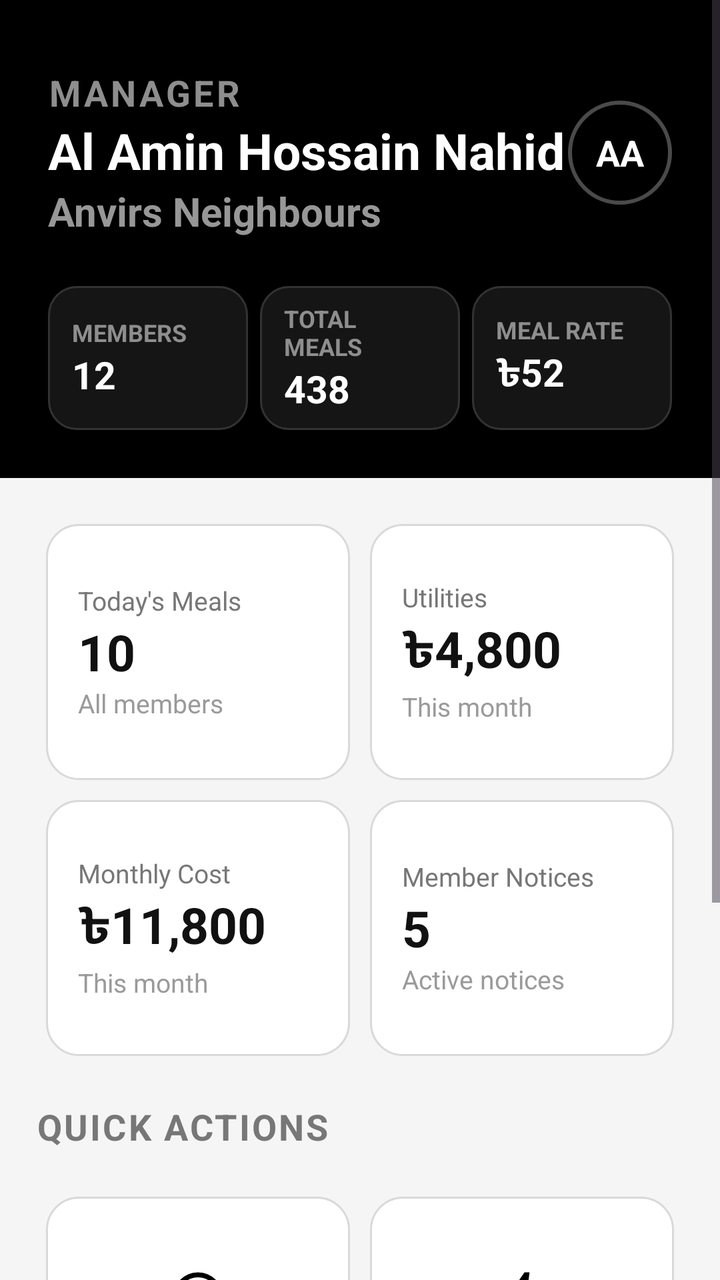
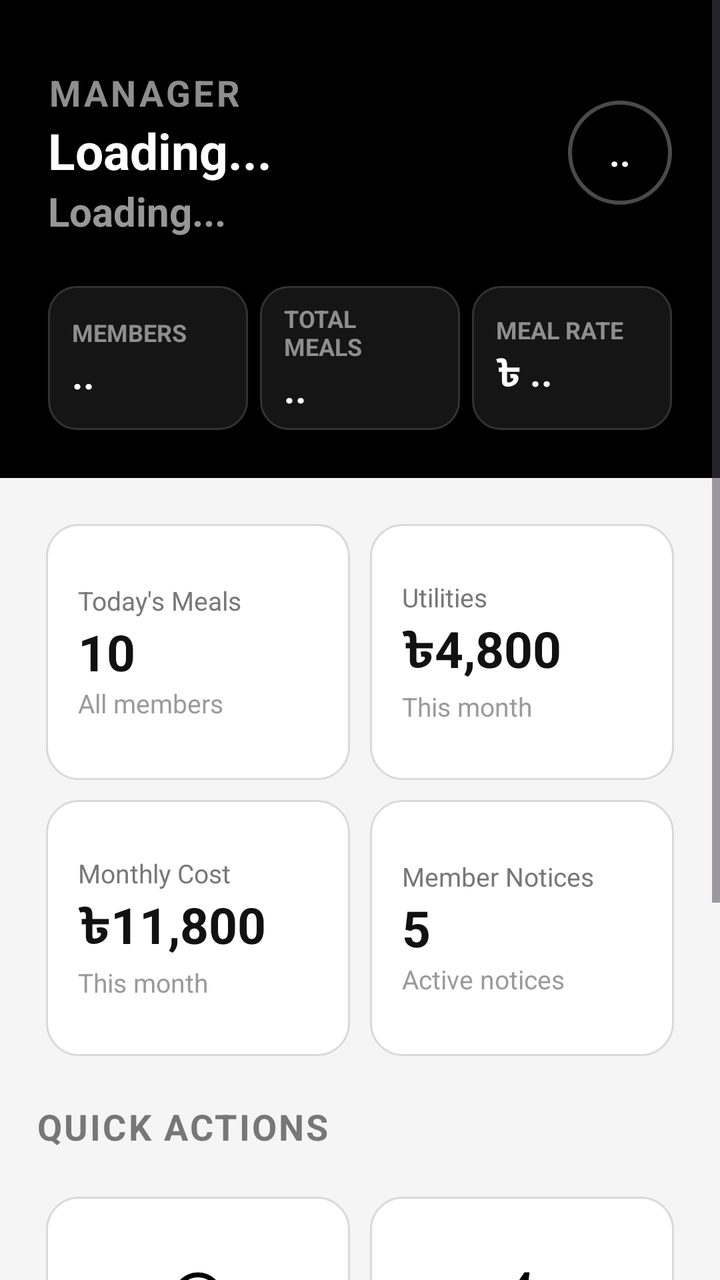

An Android layout rendered at two revisions. The XML below is the earlier revision; the diff shows what the commit changed to produce the second picture.
<!-- AndroidManifest.xml: application theme Theme.MessMaster -->
<!-- res/layout/fragment_manager_home.xml -->
<?xml version="1.0" encoding="utf-8"?>
<ScrollView xmlns:android="http://schemas.android.com/apk/res/android"
    xmlns:tools="http://schemas.android.com/tools"
    android:layout_width="match_parent"
    android:layout_height="match_parent"
    android:background="#F5F5F5"
    android:fillViewport="true"
    android:fitsSystemWindows="true"
    tools:context=".managerdashboard.FragmentHome">

    <LinearLayout
        android:layout_width="match_parent"
        android:layout_height="wrap_content"
        android:orientation="vertical"
        android:paddingBottom="20dp">

        <LinearLayout
            android:layout_width="match_parent"
            android:layout_height="wrap_content"
            android:background="@color/black"
            android:orientation="vertical"
            android:paddingLeft="24dp"
            android:paddingRight="24dp"
            android:paddingTop="34dp"
            android:paddingBottom="24dp">

            <LinearLayout
                android:layout_width="match_parent"
                android:layout_height="wrap_content"
                android:orientation="horizontal"
                android:gravity="center_vertical">

                <LinearLayout
                    android:layout_width="0dp"
                    android:layout_height="wrap_content"
                    android:layout_weight="1"
                    android:orientation="vertical">

                    <TextView
                        android:layout_width="wrap_content"
                        android:layout_height="wrap_content"
                        android:text="MANAGER"
                        android:textColor="#8E8E8E"
                        android:textSize="18sp"
                        android:textStyle="bold"
                        android:letterSpacing="0.08" />

                    <TextView
                        android:layout_width="wrap_content"
                        android:layout_height="wrap_content"
                        android:text="Al Amin Hossain Nahid"
                        android:textColor="@color/white"
                        android:textSize="25sp"
                        android:textStyle="bold" />

                    <TextView
                        android:layout_width="wrap_content"
                        android:layout_height="wrap_content"
                        android:text="Anvirs Neighbours"
                        android:textColor="#979797"
                        android:textSize="20sp"
                        android:textStyle="bold" />

                </LinearLayout>

                <TextView
                    android:id="@+id/tvAvatar"
                    android:layout_width="52dp"
                    android:layout_height="52dp"
                    android:background="@drawable/bg_avatar_circle"
                    android:gravity="center"
                    android:text="AA"
                    android:textColor="#FFFFFF"
                    android:textSize="18sp"
                    android:textStyle="bold" />

            </LinearLayout>

            <LinearLayout
                android:layout_width="match_parent"
                android:layout_height="wrap_content"
                android:layout_marginTop="24dp"
                android:orientation="horizontal">

                <LinearLayout
                    android:layout_width="0dp"
                    android:layout_weight="1"
                    android:layout_height="72dp"
                    android:background="@drawable/bg_dark_card"
                    android:orientation="vertical"
                    android:gravity="center_vertical"
                    android:paddingStart="12dp"
                    android:paddingEnd="12dp"
                    android:layout_marginEnd="6dp">

                    <TextView
                        android:layout_width="wrap_content"
                        android:layout_height="wrap_content"
                        android:text="MEMBERS"
                        android:textColor="#8E8E8E"
                        android:textSize="12sp"
                        android:textStyle="bold"/>

                    <TextView
                        android:layout_width="wrap_content"
                        android:layout_height="wrap_content"
                        android:text="12"
                        android:textColor="@color/white"
                        android:textSize="19sp"
                        android:textStyle="bold"/>
                </LinearLayout>

                <LinearLayout
                    android:layout_width="0dp"
                    android:layout_weight="1"
                    android:layout_height="72dp"
                    android:background="@drawable/bg_dark_card"
                    android:orientation="vertical"
                    android:gravity="center_vertical"
                    android:paddingStart="12dp"
                    android:paddingEnd="12dp"
                    android:layout_marginEnd="6dp">

                    <TextView
                        android:layout_width="wrap_content"
                        android:layout_height="wrap_content"
                        android:text="TOTAL MEALS"
                        android:textColor="#8E8E8E"
                        android:textSize="12sp"
                        android:textStyle="bold"/>

                    <TextView
                        android:layout_width="wrap_content"
                        android:layout_height="wrap_content"
                        android:text="438"
                        android:textColor="@color/white"
                        android:textSize="19sp"
                        android:textStyle="bold"/>
                </LinearLayout>

                <LinearLayout
                    android:layout_width="0dp"
                    android:layout_weight="1"
                    android:layout_height="72dp"
                    android:background="@drawable/bg_dark_card"
                    android:orientation="vertical"
                    android:gravity="center_vertical"
                    android:paddingStart="12dp"
                    android:paddingEnd="12dp">

                    <TextView
                        android:layout_width="wrap_content"
                        android:layout_height="wrap_content"
                        android:text="MEAL RATE"
                        android:textColor="#8E8E8E"
                        android:textSize="12sp"
                        android:textStyle="bold"/>

                    <TextView
                        android:layout_width="wrap_content"
                        android:layout_height="wrap_content"
                        android:text="৳52"
                        android:textColor="@color/white"
                        android:textSize="19sp"
                        android:textStyle="bold"/>
                </LinearLayout>

            </LinearLayout>

        </LinearLayout>

        <GridLayout
            android:layout_width="match_parent"
            android:layout_height="wrap_content"
            android:columnCount="2"
            android:padding="18dp"
            android:rowCount="2">

            <LinearLayout
                android:layout_width="0dp"
                android:layout_height="128dp"
                android:layout_columnWeight="1"
                android:layout_margin="5dp"
                android:background="@drawable/bg_white_card"
                android:gravity="center_vertical"
                android:padding="16dp"
                android:orientation="vertical">

                <TextView
                    android:layout_width="wrap_content"
                    android:layout_height="wrap_content"
                    android:text="Today's Meals"
                    android:textColor="#777777"
                    android:textSize="13sp"/>

                <TextView
                    android:layout_width="wrap_content"
                    android:layout_height="wrap_content"
                    android:text="10"
                    android:textColor="#111111"
                    android:textSize="25sp"
                    android:textStyle="bold"/>

                <TextView
                    android:layout_width="wrap_content"
                    android:layout_height="wrap_content"
                    android:text="All members"
                    android:textColor="#9A9A9A"
                    android:textSize="13sp" />

            </LinearLayout>

            <LinearLayout
                android:layout_width="0dp"
                android:layout_height="128dp"
                android:layout_columnWeight="1"
                android:layout_margin="5dp"
                android:background="@drawable/bg_white_card"
                android:gravity="center_vertical"
                android:padding="16dp"
                android:orientation="vertical">

                <TextView
                    android:layout_width="wrap_content"
                    android:layout_height="wrap_content"
                    android:text="Utilities"
                    android:textColor="#777777"
                    android:textSize="13sp"/>

                <TextView
                    android:layout_width="wrap_content"
                    android:layout_height="wrap_content"
                    android:text="৳4,800"
                    android:textColor="#111111"
                    android:textSize="25sp"
                    android:textStyle="bold"/>

                <TextView
                    android:layout_width="wrap_content"
                    android:layout_height="wrap_content"
                    android:text="This month"
                    android:textColor="#9A9A9A"
                    android:textSize="13sp" />

            </LinearLayout>

            <LinearLayout
                android:layout_width="0dp"
                android:layout_height="128dp"
                android:layout_columnWeight="1"
                android:layout_margin="5dp"
                android:background="@drawable/bg_white_card"
                android:gravity="center_vertical"
                android:padding="16dp"
                android:orientation="vertical">

                <TextView
                    android:layout_width="wrap_content"
                    android:layout_height="wrap_content"
                    android:text="Monthly Cost"
                    android:textColor="#777777"
                    android:textSize="13sp"/>

                <TextView
                    android:layout_width="wrap_content"
                    android:layout_height="wrap_content"
                    android:text="৳11,800"
                    android:textColor="#111111"
                    android:textSize="25sp"
                    android:textStyle="bold"/>

                <TextView
                    android:layout_width="wrap_content"
                    android:layout_height="wrap_content"
                    android:text="This month"
                    android:textColor="#9A9A9A"
                    android:textSize="13sp" />

            </LinearLayout>

            <LinearLayout
                android:layout_width="0dp"
                android:layout_height="128dp"
                android:layout_columnWeight="1"
                android:layout_margin="5dp"
                android:background="@drawable/bg_white_card"
                android:gravity="center_vertical"
                android:padding="16dp"
                android:orientation="vertical">

                <TextView
                    android:layout_width="wrap_content"
                    android:layout_height="wrap_content"
                    android:text="Member Notices"
                    android:textColor="#777777"
                    android:textSize="13sp"/>

                <TextView
                    android:layout_width="wrap_content"
                    android:layout_height="wrap_content"
                    android:text="5"
                    android:textColor="#111111"
                    android:textSize="25sp"
                    android:textStyle="bold"/>

                <TextView
                    android:layout_width="wrap_content"
                    android:layout_height="wrap_content"
                    android:text="Active notices"
                    android:textColor="#9A9A9A"
                    android:textSize="13sp" />

            </LinearLayout>

        </GridLayout>

        <TextView
            android:layout_width="wrap_content"
            android:layout_height="wrap_content"
            android:text="QUICK ACTIONS"
            android:textColor="#777777"
            android:textSize="18sp"
            android:textStyle="bold"
            android:letterSpacing="0.06"
            android:layout_marginHorizontal="18dp"/>

        <GridLayout
            android:layout_width="match_parent"
            android:layout_height="wrap_content"
            android:columnCount="2"
            android:padding="18dp"
            android:rowCount="2">

            <LinearLayout
                android:id="@+id/btnAddMeal"
                android:layout_width="0dp"
                android:layout_height="128dp"
                android:layout_columnWeight="1"
                android:layout_margin="5dp"
                android:background="@drawable/bg_white_card"
                android:gravity="center_vertical"
                android:padding="16dp"
                android:orientation="vertical">

                <ImageView
                    android:layout_width="30dp"
                    android:layout_height="30dp"
                    android:layout_gravity="center"
                    android:src="@drawable/add_icon"/>

                <TextView
                    android:layout_width="wrap_content"
                    android:layout_height="wrap_content"
                    android:layout_gravity="center"
                    android:layout_marginTop="8dp"
                    android:text="Add Meal"
                    android:textColor="#111111"
                    android:textSize="14sp"
                    android:textStyle="bold"/>

            </LinearLayout>

            <LinearLayout
                android:id="@+id/btnAddUtility"
                android:layout_width="0dp"
                android:layout_height="128dp"
                android:layout_columnWeight="1"
                android:layout_margin="5dp"
                android:background="@drawable/bg_white_card"
                android:gravity="center_vertical"
                android:padding="16dp"
                android:orientation="vertical">

                <ImageView
                    android:layout_width="30dp"
                    android:layout_height="30dp"
                    android:layout_gravity="center"
                    android:src="@drawable/utility_icon"/>

                <TextView
                    android:layout_width="wrap_content"
                    android:layout_height="wrap_content"
                    android:layout_gravity="center"
                    android:layout_marginTop="8dp"
                    android:text="Add Utility"
                    android:textColor="#111111"
                    android:textSize="14sp"
                    android:textStyle="bold"/>

            </LinearLayout>

            <LinearLayout
                android:id="@+id/btnNotifcation"
                android:layout_width="0dp"
                android:layout_height="128dp"
                android:layout_columnWeight="1"
                android:layout_margin="5dp"
                android:background="@drawable/bg_white_card"
                android:gravity="center_vertical"
                android:padding="16dp"
                android:orientation="vertical">

                <ImageView
                    android:layout_width="30dp"
                    android:layout_height="30dp"
                    android:layout_gravity="center"
                    android:src="@drawable/notification_icon"/>

                <TextView
                    android:layout_width="wrap_content"
                    android:layout_height="wrap_content"
                    android:layout_gravity="center"
                    android:layout_marginTop="8dp"
                    android:text="Notices"
                    android:textColor="#111111"
                    android:textSize="14sp"
                    android:textStyle="bold"/>

            </LinearLayout>

            <LinearLayout
                android:id="@+id/btnSettings"
                android:layout_width="0dp"
                android:layout_height="128dp"
                android:layout_columnWeight="1"
                android:layout_margin="5dp"
                android:background="@drawable/bg_white_card"
                android:gravity="center_vertical"
                android:padding="16dp"
                android:orientation="vertical">

                <ImageView
                    android:layout_width="30dp"
                    android:layout_height="30dp"
                    android:layout_gravity="center"
                    android:src="@drawable/settings_icon"/>

                <TextView
                    android:layout_width="wrap_content"
                    android:layout_height="wrap_content"
                    android:layout_gravity="center"
                    android:layout_marginTop="8dp"
                    android:text="Settings"
                    android:textColor="#111111"
                    android:textSize="14sp"
                    android:textStyle="bold"/>

            </LinearLayout>

        </GridLayout>

    </LinearLayout>

</ScrollView>
<!-- resources referenced by this layout -->
<resources>
  <color name="black">#FF000000</color>
  <color name="white">#FFFFFFFF</color>
  <!-- drawable add_icon (drawable) -->
  <vector xmlns:android="http://schemas.android.com/apk/res/android"
      android:width="24dp"
      android:height="24dp"
      android:viewportWidth="960"
      android:viewportHeight="960">
    <path
        android:pathData="M440,680h80v-160h160v-80L520,440v-160h-80v160L280,440v80h160v160ZM480,880q-83,0 -156,-31.5T197,763q-54,-54 -85.5,-127T80,480q0,-83 31.5,-156T197,197q54,-54 127,-85.5T480,80q83,0 156,31.5T763,197q54,54 85.5,127T880,480q0,83 -31.5,156T763,763q-54,54 -127,85.5T480,880ZM480,800q134,0 227,-93t93,-227q0,-134 -93,-227t-227,-93q-134,0 -227,93t-93,227q0,134 93,227t227,93ZM480,480Z"
        android:fillColor="#000000"/>
  </vector>
  <!-- drawable bg_avatar_circle (drawable) -->
  <?xml version="1.0" encoding="utf-8"?>
  <shape xmlns:android="http://schemas.android.com/apk/res/android"
      android:shape="oval">
  
      <solid android:color="#000000" />
  
      <stroke
          android:width="2dp"
          android:color="#4A4A4A" />
  
  </shape>
  <!-- drawable bg_dark_card (drawable) -->
  <?xml version="1.0" encoding="utf-8"?>
  <shape xmlns:android="http://schemas.android.com/apk/res/android">
      <solid android:color="#151515" />
      <stroke android:width="1dp" android:color="#333333" />
      <corners android:radius="14dp" />
  </shape>
  <!-- drawable bg_white_card (drawable) -->
  <?xml version="1.0" encoding="utf-8"?>
  <shape xmlns:android="http://schemas.android.com/apk/res/android">
      <solid android:color="#FFFFFF" />
      <stroke android:width="1dp" android:color="#D9D9D9" />
      <corners android:radius="16dp" />
  </shape>
  <!-- drawable notification_icon (drawable) -->
  <vector xmlns:android="http://schemas.android.com/apk/res/android"
      android:width="24dp"
      android:height="24dp"
      android:viewportWidth="960"
      android:viewportHeight="960">
    <path
        android:pathData="M160,760v-80h80v-280q0,-83 50,-147.5T420,168v-28q0,-25 17.5,-42.5T480,80q25,0 42.5,17.5T540,140v28q80,20 130,84.5T720,400v280h80v80L160,760ZM480,460ZM480,880q-33,0 -56.5,-23.5T400,800h160q0,33 -23.5,56.5T480,880ZM320,680h320v-280q0,-66 -47,-113t-113,-47q-66,0 -113,47t-47,113v280Z"
        android:fillColor="#000000"/>
  </vector>
  <!-- drawable settings_icon (drawable) -->
  <vector xmlns:android="http://schemas.android.com/apk/res/android"
      android:width="24dp"
      android:height="24dp"
      android:viewportWidth="960"
      android:viewportHeight="960">
    <path
        android:pathData="m370,880 l-16,-128q-13,-5 -24.5,-12T307,725l-119,50L78,585l103,-78q-1,-7 -1,-13.5v-27q0,-6.5 1,-13.5L78,375l110,-190 119,50q11,-8 23,-15t24,-12l16,-128h220l16,128q13,5 24.5,12t22.5,15l119,-50 110,190 -103,78q1,7 1,13.5v27q0,6.5 -2,13.5l103,78 -110,190 -118,-50q-11,8 -23,15t-24,12L590,880L370,880ZM440,800h79l14,-106q31,-8 57.5,-23.5T639,633l99,41 39,-68 -86,-65q5,-14 7,-29.5t2,-31.5q0,-16 -2,-31.5t-7,-29.5l86,-65 -39,-68 -99,42q-22,-23 -48.5,-38.5T533,266l-13,-106h-79l-14,106q-31,8 -57.5,23.5T321,327l-99,-41 -39,68 86,64q-5,15 -7,30t-2,32q0,16 2,31t7,30l-86,65 39,68 99,-42q22,23 48.5,38.5T427,694l13,106ZM482,620q58,0 99,-41t41,-99q0,-58 -41,-99t-99,-41q-59,0 -99.5,41T342,480q0,58 40.5,99t99.5,41ZM480,480Z"
        android:fillColor="#000000"/>
  </vector>
  <!-- drawable utility_icon (drawable) -->
  <vector xmlns:android="http://schemas.android.com/apk/res/android"
      android:width="24dp"
      android:height="24dp"
      android:viewportWidth="960"
      android:viewportHeight="960">
    <path
        android:pathData="m422,728 l207,-248L469,480l29,-227 -185,267h139l-30,208ZM320,880l40,-280L160,600l360,-520h80l-40,320h240L400,880h-80ZM471,490Z"
        android:fillColor="#000000"/>
  </vector>
  <style name="Theme.MessMaster" parent="Base.Theme.MessMaster" />
  <style name="Base.Theme.MessMaster" parent="Theme.Material3.DayNight.NoActionBar">
          
          
      </style>
</resources>

<!-- the commit's change to res/layout/fragment_manager_home.xml (unified diff, before → after) -->
@@ -46,17 +46,19 @@
                         android:letterSpacing="0.08" />
 
                     <TextView
-                        android:layout_width="wrap_content"
-                        android:layout_height="wrap_content"
-                        android:text="Al Amin Hossain Nahid"
+                        android:id="@+id/txtManagerName"
+                        android:layout_width="wrap_content"
+                        android:layout_height="wrap_content"
+                        android:text="Loading..."
                         android:textColor="@color/white"
                         android:textSize="25sp"
                         android:textStyle="bold" />
 
                     <TextView
-                        android:layout_width="wrap_content"
-                        android:layout_height="wrap_content"
-                        android:text="Anvirs Neighbours"
+                        android:id="@+id/txtMessName"
+                        android:layout_width="wrap_content"
+                        android:layout_height="wrap_content"
+                        android:text="Loading..."
                         android:textColor="#979797"
                         android:textSize="20sp"
                         android:textStyle="bold" />
@@ -69,7 +71,7 @@
                     android:layout_height="52dp"
                     android:background="@drawable/bg_avatar_circle"
                     android:gravity="center"
-                    android:text="AA"
+                    android:text=".."
                     android:textColor="#FFFFFF"
                     android:textSize="18sp"
                     android:textStyle="bold" />
@@ -102,9 +104,10 @@
                         android:textStyle="bold"/>
 
                     <TextView
-                        android:layout_width="wrap_content"
-                        android:layout_height="wrap_content"
-                        android:text="12"
+                        android:id="@+id/txtTotalMembers"
+                        android:layout_width="wrap_content"
+                        android:layout_height="wrap_content"
+                        android:text=".."
                         android:textColor="@color/white"
                         android:textSize="19sp"
                         android:textStyle="bold"/>
@@ -130,9 +133,10 @@
                         android:textStyle="bold"/>
 
                     <TextView
-                        android:layout_width="wrap_content"
-                        android:layout_height="wrap_content"
-                        android:text="438"
+                        android:id="@+id/txtTotalMeals"
+                        android:layout_width="wrap_content"
+                        android:layout_height="wrap_content"
+                        android:text=".."
                         android:textColor="@color/white"
                         android:textSize="19sp"
                         android:textStyle="bold"/>
@@ -157,9 +161,10 @@
                         android:textStyle="bold"/>
 
                     <TextView
-                        android:layout_width="wrap_content"
-                        android:layout_height="wrap_content"
-                        android:text="৳52"
+                        android:id="@+id/txtMealRate"
+                        android:layout_width="wrap_content"
+                        android:layout_height="wrap_content"
+                        android:text="৳ .."
                         android:textColor="@color/white"
                         android:textSize="19sp"
                         android:textStyle="bold"/>
@@ -194,6 +199,7 @@
                     android:textSize="13sp"/>
 
                 <TextView
+                    android:id="@+id/txtTodaysMeals"
                     android:layout_width="wrap_content"
                     android:layout_height="wrap_content"
                     android:text="10"
@@ -262,6 +268,7 @@
                     android:textSize="13sp"/>
 
                 <TextView
+                    android:id="@+id/txtTotalMealExpense"
                     android:layout_width="wrap_content"
                     android:layout_height="wrap_content"
                     android:text="৳11,800"
